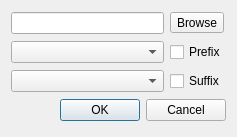
First picture: the form in ui/Output.ui, repository pkviatko/SHaRK, before the edit.
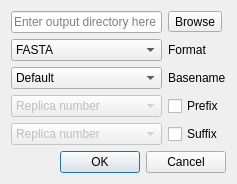
Second picture: the form after the edit.

What changed in the file:
```diff
--- a/ui/Output.ui
+++ b/ui/Output.ui
@@ -7,44 +7,28 @@
     <x>0</x>
     <y>0</y>
     <width>237</width>
-    <height>137</height>
+    <height>173</height>
    </rect>
   </property>
   <property name="windowTitle">
    <string>Dialog</string>
   </property>
   <layout class="QGridLayout" name="gridLayout">
-   <item row="0" column="0">
-    <widget class="QLineEdit" name="lineEdit"/>
-   </item>
-   <item row="0" column="1">
-    <widget class="QToolButton" name="toolButton">
-     <property name="text">
-      <string>Browse</string>
-     </property>
-    </widget>
-   </item>
    <item row="1" column="0">
-    <widget class="QComboBox" name="comboBox"/>
-   </item>
-   <item row="1" column="1">
-    <widget class="QCheckBox" name="checkBox">
-     <property name="text">
-      <string>Prefix</string>
-     </property>
+    <widget class="QComboBox" name="comboBox_3">
+     <item>
+      <property name="text">
+       <string>FASTA</string>
+      </property>
+     </item>
+     <item>
+      <property name="text">
+       <string>GenBank</string>
+      </property>
+     </item>
     </widget>
    </item>
-   <item row="2" column="0">
-    <widget class="QComboBox" name="comboBox_2"/>
-   </item>
-   <item row="2" column="1">
-    <widget class="QCheckBox" name="checkBox_2">
-     <property name="text">
-      <string>Suffix</string>
-     </property>
-    </widget>
-   </item>
-   <item row="3" column="0" colspan="2">
+   <item row="5" column="0" colspan="2">
     <widget class="QDialogButtonBox" name="buttonBox">
      <property name="orientation">
       <enum>Qt::Horizontal</enum>
@@ -54,6 +38,126 @@
      </property>
     </widget>
    </item>
+   <item row="4" column="1">
+    <widget class="QCheckBox" name="checkBox_2">
+     <property name="text">
+      <string>Suffix</string>
+     </property>
+    </widget>
+   </item>
+   <item row="3" column="1">
+    <widget class="QCheckBox" name="checkBox">
+     <property name="text">
+      <string>Prefix</string>
+     </property>
+    </widget>
+   </item>
+   <item row="3" column="0">
+    <widget class="QComboBox" name="comboBox">
+     <property name="enabled">
+      <bool>false</bool>
+     </property>
+     <item>
+      <property name="text">
+       <string>Replica number</string>
+      </property>
+     </item>
+     <item>
+      <property name="text">
+       <string>Taxon</string>
+      </property>
+     </item>
+     <item>
+      <property name="text">
+       <string>Locus</string>
+      </property>
+     </item>
+     <item>
+      <property name="text">
+       <string>Custom</string>
+      </property>
+     </item>
+    </widget>
+   </item>
+   <item row="0" column="1">
+    <widget class="QToolButton" name="toolButton">
+     <property name="text">
+      <string>Browse</string>
+     </property>
+    </widget>
+   </item>
+   <item row="0" column="0">
+    <widget class="QLineEdit" name="lineEdit">
+     <property name="placeholderText">
+      <string>Enter output directory here</string>
+     </property>
+    </widget>
+   </item>
+   <item row="1" column="1">
+    <widget class="QLabel" name="label">
+     <property name="text">
+      <string>Format</string>
+     </property>
+    </widget>
+   </item>
+   <item row="2" column="0">
+    <widget class="QComboBox" name="comboBox_4">
+     <item>
+      <property name="text">
+       <string>Default</string>
+      </property>
+     </item>
+     <item>
+      <property name="text">
+       <string>Taxon</string>
+      </property>
+     </item>
+     <item>
+      <property name="text">
+       <string>Locus</string>
+      </property>
+     </item>
+     <item>
+      <property name="text">
+       <string>Custom</string>
+      </property>
+     </item>
+    </widget>
+   </item>
+   <item row="2" column="1">
+    <widget class="QLabel" name="label_2">
+     <property name="text">
+      <string>Basename</string>
+     </property>
+    </widget>
+   </item>
+   <item row="4" column="0">
+    <widget class="QComboBox" name="comboBox_2">
+     <property name="enabled">
+      <bool>false</bool>
+     </property>
+     <item>
+      <property name="text">
+       <string>Replica number</string>
+      </property>
+     </item>
+     <item>
+      <property name="text">
+       <string>Taxon</string>
+      </property>
+     </item>
+     <item>
+      <property name="text">
+       <string>Locus</string>
+      </property>
+     </item>
+     <item>
+      <property name="text">
+       <string>Custom</string>
+      </property>
+     </item>
+    </widget>
+   </item>
   </layout>
  </widget>
  <resources/>
```
Left out of the diff: 46 changed lines with no effect on the pictures.
